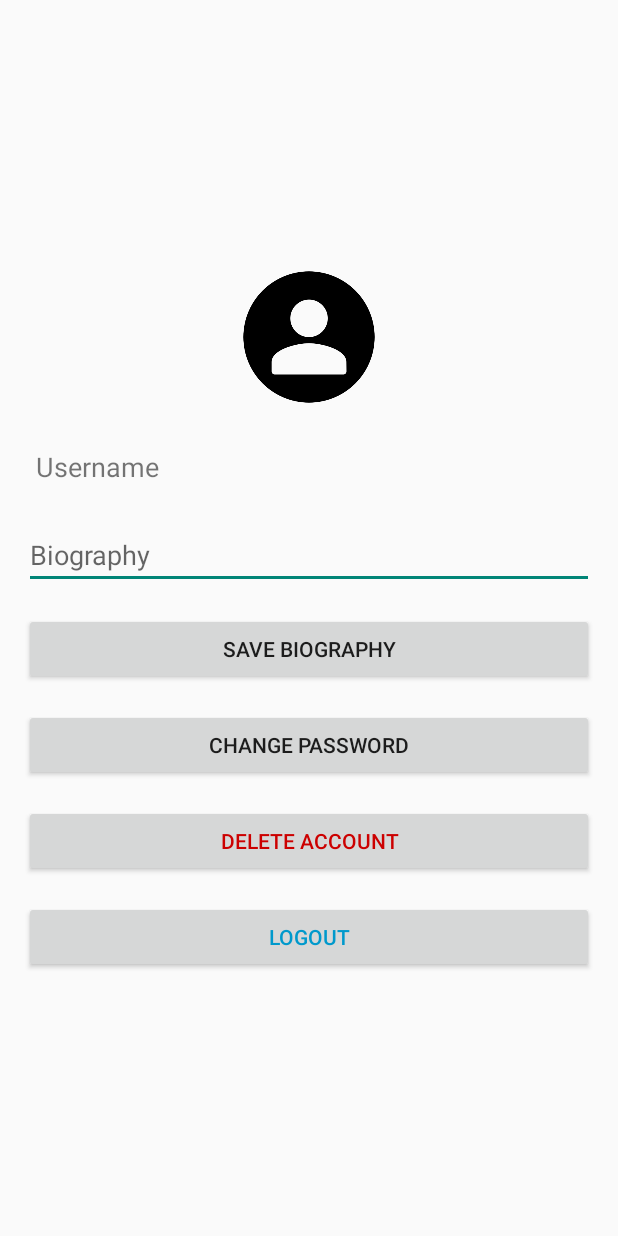
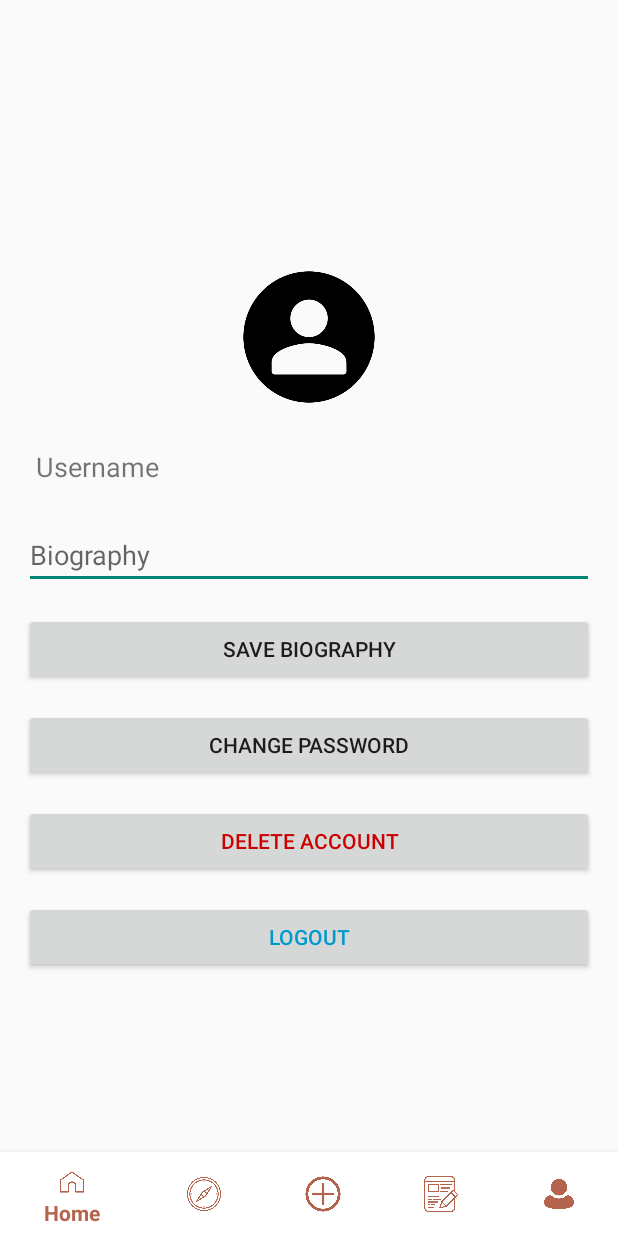
Before and after one commit to Deforkk/SnapStock1, an Android app built with Jetpack Compose: the layout fragment_profile.xml on its own in the app's theme, with its tools: preview values and no code run, on a phone screen of 412 x 824 dp. Run offline under Robolectric (Android 15) with nearby library versions, the phone set to English and light mode, and no system bars.

Commit message:
Avatar changing and bottom navigation menu

```diff
--- a/app/src/main/res/layout/fragment_profile.xml
+++ b/app/src/main/res/layout/fragment_profile.xml
@@ -1,64 +1,70 @@
-<LinearLayout xmlns:android="http://schemas.android.com/apk/res/android"
+<androidx.coordinatorlayout.widget.CoordinatorLayout xmlns:android="http://schemas.android.com/apk/res/android"
+    xmlns:app="http://schemas.android.com/apk/res-auto"
+    android:layout_width="match_parent"
+    android:layout_height="match_parent">
+
+    <!-- Содержимое профиля -->
+    <LinearLayout
         android:layout_width="match_parent"
         android:layout_height="match_parent"
+        android:gravity="center_vertical|center_horizontal"
         android:orientation="vertical"
-    android:padding="16dp"
-    android:gravity="center_vertical|center_horizontal">
+        android:padding="16dp">
 
         <!-- Аватарка -->
         <ImageView
             android:id="@+id/profileImageView"
             android:layout_width="100dp"
             android:layout_height="100dp"
-        android:src="@drawable/ic_default_avatar"
             android:layout_gravity="center"
+            android:layout_marginBottom="16dp"
             android:contentDescription="User Avatar"
-        android:layout_marginBottom="16dp"/>
+            android:src="@drawable/ic_default_avatar" />
 
         <!-- Имя -->
         <TextView
             android:id="@+id/usernameTextView"
             android:layout_width="match_parent"
             android:layout_height="wrap_content"
+            android:layout_gravity="center"
+            android:layout_marginBottom="16dp"
+            android:padding="8dp"
             android:text="Username"
-        android:textSize="18sp"
-        android:layout_gravity="center"
-        android:padding="8dp"
-        android:layout_marginBottom="16dp"/>
+            android:textSize="18sp" />
 
         <!-- Биография, описание -->
         <EditText
             android:id="@+id/etBiography"
             android:layout_width="match_parent"
             android:layout_height="wrap_content"
+            android:layout_marginBottom="16dp"
             android:hint="Biography"
-        android:inputType="textMultiLine"
-        android:layout_marginBottom="16dp"/>
+            android:inputType="textMultiLine" />
 
         <!-- Кнопка сохранения биографии -->
         <Button
             android:id="@+id/btnSaveBiography"
             android:layout_width="match_parent"
             android:layout_height="wrap_content"
-        android:text="Save Biography"
-        android:layout_marginBottom="16dp"/>
+            android:layout_marginBottom="16dp"
+            android:text="Save Biography" />
 
         <!-- смена пароля -->
         <Button
             android:id="@+id/btnChangePassword"
             android:layout_width="match_parent"
             android:layout_height="wrap_content"
-        android:text="Change Password"
-        android:layout_marginBottom="16dp"/>
+            android:layout_marginBottom="16dp"
+            android:text="Change Password" />
 
         <!-- удаление аккаунта -->
         <Button
             android:id="@+id/btnDeleteAccount"
             android:layout_width="match_parent"
             android:layout_height="wrap_content"
+            android:layout_marginBottom="16dp"
             android:text="Delete Account"
-        android:textColor="@android:color/holo_red_dark"
-        android:layout_marginBottom="16dp"/>
+            android:textColor="@android:color/holo_red_dark" />
 
         <!-- логаут -->
         <Button
@@ -68,3 +74,14 @@
             android:text="Logout"
             android:textColor="@android:color/holo_blue_dark" />
     </LinearLayout>
+    <!-- Нижняя навигация -->
+    <com.google.android.material.bottomnavigation.BottomNavigationView
+        android:id="@+id/bottomNavigation"
+        android:layout_width="match_parent"
+        android:layout_height="wrap_content"
+        android:layout_gravity="bottom"
+        app:menu="@menu/bottom_nav_menu"
+        app:backgroundTint="@color/white"
+        app:itemIconTint="@color/selector_bottom_nav"
+        app:itemTextColor="@color/selector_bottom_nav"/>
+</androidx.coordinatorlayout.widget.CoordinatorLayout>
--- /dev/null
+++ b/app/src/main/res/menu/bottom_nav_menu.xml
@@ -0,0 +1,23 @@
+<?xml version="1.0" encoding="utf-8"?>
+<menu xmlns:android="http://schemas.android.com/apk/res/android">
+    <item
+        android:id="@+id/nav_home"
+        android:icon="@drawable/ic_home"
+        android:title="Home" />
+    <item
+        android:id="@+id/nav_discover"
+        android:icon="@drawable/ic_discover"
+        android:title="Discover" />
+    <item
+        android:id="@+id/nav_add"
+        android:icon="@drawable/ic_add"
+        android:title="Add" />
+    <item
+        android:id="@+id/nav_my_articles"
+        android:icon="@drawable/ic_my_articles"
+        android:title="My Articles" />
+    <item
+        android:id="@+id/nav_profile"
+        android:icon="@drawable/ic_profile"
+        android:title="Profile" />
+</menu>
--- a/app/src/main/res/values/colors.xml
+++ b/app/src/main/res/values/colors.xml
@@ -2,4 +2,5 @@
 <resources>
     <color name="black">#FF000000</color>
     <color name="white">#FFFFFFFF</color>
+    <color name="selector_bottom_nav">#b4644c</color>
 </resources>
```
Also changed, not shown: app/src/main/AndroidManifest.xml (+8 -2 lines), app/src/main/java/com/example/snapstock1/BottomNavigationMenu.kt (added, +38 -0 lines), app/src/main/java/com/example/snapstock1/ProfileFragment.kt (+27 -1 lines), app/src/main/res/layout/activity_bottom_navigation_menu.xml (added, +25 -0 lines), app/src/main/res/drawable/ic_add.png (added), app/src/main/res/drawable/ic_discover.png (added), app/src/main/res/drawable/ic_home.png (added), app/src/main/res/drawable/ic_my_articles.png (added), app/src/main/res/drawable/ic_profile.png (added). Lines whose indentation alone changed are shown as unchanged.
